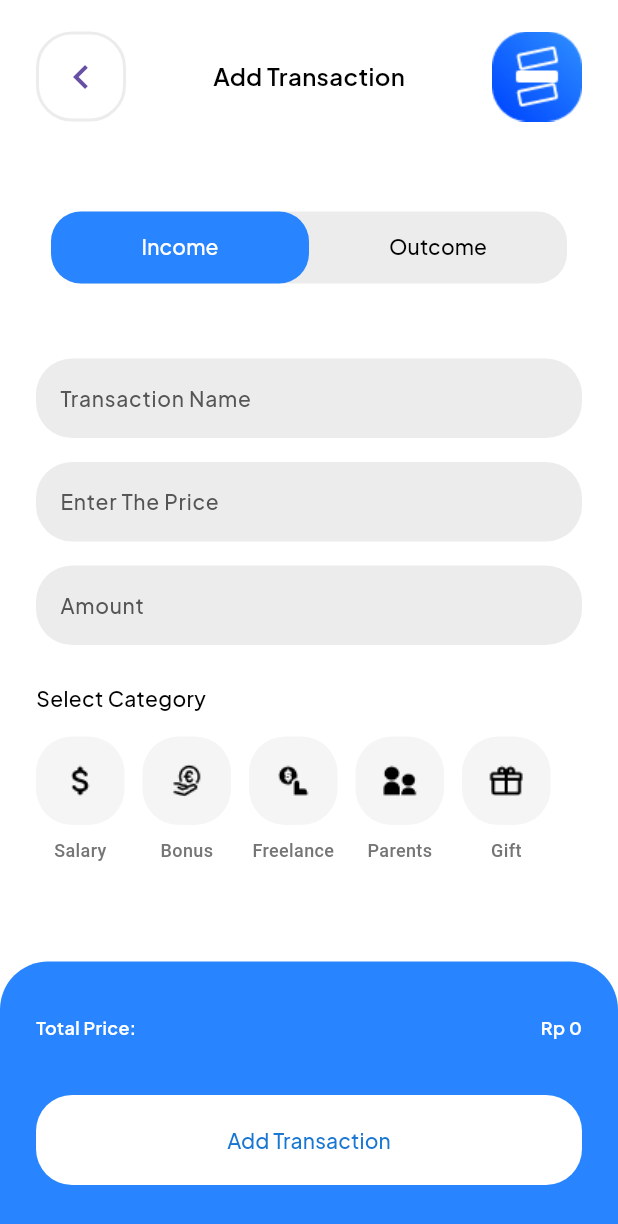
After one commit to seimbang-in/seimbangin-multiplatform-app, a Flutter app: the TransactionsPage screen opened by its route, on a phone screen of 412 x 824 dp. The commit adds this screen. Shown: the top 1224 px of the screen. Run offline on Flutter 3.47's test engine with Material 3 defaults, Android fonts, the phone set to English and light mode, and no system bars; our stand-ins replace bloc, camera, carousel_slider, fl_chart, flutter_svg, go_router and 2 more; project files that could hold a hidden picture were left out.

Commit message:
[TRANSACT] Completing UI for Income Transactions Page

```diff
--- a/lib/routes/name_route.dart
+++ b/lib/routes/name_route.dart
@@ -11,4 +11,5 @@ abstract class RouteNames {
   static const registerWelcome = 'registerWelcome';
   static const ocr = 'ocr';
   static const ocrPreview = 'ocr-preview';
+  static const transaction = 'transaction';
 }
--- a/lib/routes/routes.dart
+++ b/lib/routes/routes.dart
@@ -7,6 +7,7 @@ import 'package:seimbangin_app/ui/pages/ocr_preview_page.dart';
 import 'package:seimbangin_app/ui/pages/onboarding_page.dart';
 import 'package:seimbangin_app/ui/pages/register_page.dart';
 import 'package:seimbangin_app/ui/pages/splash_page.dart';
+import 'package:seimbangin_app/ui/pages/transactions_page.dart';
 
 part 'name_route.dart';
 
@@ -55,6 +56,11 @@ final routes = GoRouter(routes: [
               return OcrPreviewPage(path: path);
             },
           ),
+          GoRoute(
+            path: 'transaction',
+            name: RouteNames.transaction,
+            builder: (context, state) => const TransactionsPage(),
+          ),
         ],
       ),
     ],
--- a/lib/ui/pages/ocr_page.dart
+++ b/lib/ui/pages/ocr_page.dart
@@ -181,7 +181,7 @@ class _OcrPageState extends State<OcrPage> {
             left: 20,
             right: 20,
             child: Container(
-              padding: const EdgeInsets.symmetric(vertical: 20, horizontal: 24),
+              padding: const EdgeInsets.symmetric(vertical: 10, horizontal: 8),
               decoration: BoxDecoration(
                 color: textWhiteColor,
                 borderRadius: BorderRadius.circular(24),
@@ -198,7 +198,11 @@ class _OcrPageState extends State<OcrPage> {
                   const SizedBox(height: 12),
                   PrimaryFilledButton(
                     title: 'Add Manual',
-                    onPressed: () {},
+                    backgroundColor: backgroundGreyColor,
+                    textColor: textPrimaryColor,
+                    onPressed: () {
+                      routes.pushNamed(RouteNames.transaction);
+                    },
                   ),
                 ],
               ),
--- /dev/null
+++ b/lib/ui/pages/transactions_page.dart
@@ -0,0 +1,200 @@
+import 'package:flutter/material.dart';
+import 'package:seimbangin_app/routes/routes.dart';
+import 'package:seimbangin_app/shared/theme/theme.dart';
+import 'package:seimbangin_app/ui/sections/transactions_section.dart';
+import 'package:seimbangin_app/ui/widgets/bar_widget.dart';
+import 'package:seimbangin_app/ui/widgets/buttons_widget.dart';
+
+class TransactionsPage extends StatefulWidget {
+  const TransactionsPage({super.key});
+
+  @override
+  State<TransactionsPage> createState() => _TransactionsPageState();
+}
+
+class _TransactionsPageState extends State<TransactionsPage>
+    with TickerProviderStateMixin {
+  TextEditingController _transactNameController = TextEditingController();
+  TextEditingController _transactPriceController = TextEditingController();
+  TextEditingController _transactAmountController = TextEditingController();
+  final List<String> mainTabTitles = ["Income", "Outcome"];
+  late TabController _mainTabController;
+  int selectedMainTab = 0;
+
+  final List<Category> categories = [
+    Category(
+      id: '1',
+      title: 'Salary',
+      icon: 'assets/ic_salary.png',
+    ),
+    Category(
+      id: '2',
+      title: 'Bonus',
+      icon: 'assets/ic_bonus.png',
+    ),
+    Category(
+      id: '3',
+      title: 'Freelance',
+      icon: 'assets/ic_freelance.png',
+    ),
+    Category(
+      id: '4',
+      title: 'Parents',
+      icon: 'assets/ic_parents.png',
+    ),
+    Category(
+      id: '5',
+      title: 'Gift',
+      icon: 'assets/ic_gift.png',
+    ),
+  ];
+
+  @override
+  void initState() {
+    _mainTabController =
+        TabController(length: mainTabTitles.length, vsync: this);
+    _mainTabController.addListener(() {
+      if (!_mainTabController.indexIsChanging) {
+        setState(() {
+          selectedMainTab = _mainTabController.index;
+        });
+      }
+    });
+    super.initState();
+  }
+
+  @override
+  void dispose() {
+    _mainTabController.dispose();
+    super.dispose();
+  }
+
+  @override
+  Widget build(BuildContext context) {
+    return Scaffold(
+      backgroundColor: backgroundWhiteColor,
+      body: SafeArea(
+        child: Column(
+          children: [
+            Expanded(
+              child: ListView(
+                padding: const EdgeInsets.symmetric(horizontal: 24),
+                children: [
+                  const SizedBox(
+                    height: 21,
+                  ),
+                  Row(
+                    mainAxisAlignment: MainAxisAlignment.spaceBetween,
+                    children: [
+                      CustomRoundedButton(
+                        onPressed: () {
+                          routes.pop();
+                        },
+                        widget: Icon(
+                          Icons.chevron_left,
+                          size: 32,
+                        ),
+                        backgroundColor: backgroundWhiteColor,
+                      ),
+                      Text(
+                        'Add Transaction',
+                        style: blackTextStyle.copyWith(
+                          fontWeight: FontWeight.w600,
+                          fontSize: 16,
+                        ),
+                      ),
+                      Image.asset(
+                        'assets/ic_seimbangin-logo-logreg.png',
+                      ),
+                    ],
+                  ),
+                  const SizedBox(
+                    height: 40,
+                  ),
+                  AnalyticsTabBar(
+                    tabController: _mainTabController,
+                    tabTitles: mainTabTitles,
+                  ),
+                  const SizedBox(
+                    height: 30,
+                  ),
+                  if (selectedMainTab == 0) ...[
+                    AddTransactionIncomeSection(
+                      transactNameController: _transactNameController,
+                      transactPriceController: _transactPriceController,
+                      transactAmountController: _transactAmountController,
+                    ),
+                    const SizedBox(
+                      height: 25,
+                    ),
+                    CategorySelector(
+                      categories: categories,
+                      onCategorySelected: (selectedId) {
+                        print('Selected category ID: $selectedId');
+                        // Handle selected category
+                      },
+                    ),
+                    const SizedBox(
+                      height: 120,
+                    ),
+                  ]
+                ],
+              ),
+            ),
+            Container(
+              width: double.infinity,
+              decoration: BoxDecoration(
+                color: buttonColor,
+                borderRadius: BorderRadius.only(
+                  topLeft: Radius.circular(32),
+                  topRight: Radius.circular(32),
+                ),
+              ),
+              child: Padding(
+                padding: const EdgeInsets.symmetric(horizontal: 24),
+                child: Column(
+                  children: [
+                    const SizedBox(
+                      height: 36,
+                    ),
+                    Row(
+                      mainAxisAlignment: MainAxisAlignment.spaceBetween,
+                      children: [
+                        Text(
+                          'Total Price:',
+                          style: whiteTextStyle.copyWith(
+                            fontWeight: FontWeight.w600,
+                            fontSize: 12,
+                          ),
+                        ),
+                        Text(
+                          'Rp 0',
+                          style: whiteTextStyle.copyWith(
+                            fontWeight: FontWeight.w600,
+                            fontSize: 12,
+                          ),
+                        ),
+                      ],
+                    ),
+                    const SizedBox(
+                      height: 36,
+                    ),
+                    PrimaryFilledButton(
+                      title: 'Add Transaction',
+                      onPressed: () {},
+                      backgroundColor: textWhiteColor,
+                      textColor: primaryColor,
+                    ),
+                    const SizedBox(
+                      height: 34,
+                    ),
+                  ],
+                ),
+              ),
+            ),
+          ],
+        ),
+      ),
+    );
+  }
+}
--- /dev/null
+++ b/lib/ui/sections/transactions_section.dart
@@ -0,0 +1,203 @@
+import 'package:flutter/material.dart';
+import 'package:seimbangin_app/shared/theme/theme.dart';
+
+class AddTransactionIncomeSection extends StatelessWidget {
+  late TextEditingController transactNameController = TextEditingController();
+  late TextEditingController transactPriceController = TextEditingController();
+  late TextEditingController transactAmountController = TextEditingController();
+  AddTransactionIncomeSection({
+    super.key,
+    required this.transactNameController,
+    required this.transactPriceController,
+    required this.transactAmountController,
+  });
+
+  @override
+  Widget build(BuildContext context) {
+    return Column(
+      children: [
+        TextField(
+          controller: transactNameController,
+          decoration: InputDecoration(
+            filled: true,
+            fillColor: backgroundGreyColor,
+            hintText: 'Transaction Name',
+            hintStyle: greyTextStyle.copyWith(
+              fontSize: 14,
+              fontWeight: FontWeight.w500,
+            ),
+            enabledBorder: OutlineInputBorder(
+              borderRadius: BorderRadius.circular(24),
+              borderSide: BorderSide.none,
+            ),
+            focusedBorder: OutlineInputBorder(
+              borderRadius: BorderRadius.circular(24),
+              borderSide: BorderSide(
+                color: textBlueColor,
+              ),
+            ),
+          ),
+          style: blackTextStyle.copyWith(
+            fontSize: 14,
+            fontWeight: FontWeight.w500,
+          ),
+        ),
+        const SizedBox(
+          height: 16,
+        ),
+        TextField(
+          controller: transactPriceController,
+          decoration: InputDecoration(
+            filled: true,
+            fillColor: backgroundGreyColor,
+            hintText: 'Enter The Price',
+            hintStyle: greyTextStyle.copyWith(
+              fontSize: 14,
+              fontWeight: FontWeight.w500,
+            ),
+            enabledBorder: OutlineInputBorder(
+              borderRadius: BorderRadius.circular(24),
+              borderSide: BorderSide.none,
+            ),
+            focusedBorder: OutlineInputBorder(
+              borderRadius: BorderRadius.circular(24),
+              borderSide: BorderSide(
+                color: textBlueColor,
+              ),
+            ),
+          ),
+          keyboardType: TextInputType.number,
+          style: blackTextStyle.copyWith(
+            fontSize: 14,
+            fontWeight: FontWeight.w500,
+          ),
+        ),
+        const SizedBox(
+          height: 16,
+        ),
+        TextField(
+          controller: transactAmountController,
+          decoration: InputDecoration(
+            filled: true,
+            fillColor: backgroundGreyColor,
+            hintText: 'Amount',
+            hintStyle: greyTextStyle.copyWith(
+              fontSize: 14,
+              fontWeight: FontWeight.w500,
+            ),
+            enabledBorder: OutlineInputBorder(
+              borderRadius: BorderRadius.circular(24),
+              borderSide: BorderSide.none,
+            ),
+            focusedBorder: OutlineInputBorder(
+              borderRadius: BorderRadius.circular(24),
+              borderSide: BorderSide(
+                color: textBlueColor,
+              ),
+            ),
+          ),
+          keyboardType: TextInputType.number,
+          style: blackTextStyle.copyWith(
+            fontSize: 14,
+            fontWeight: FontWeight.w500,
+          ),
+        ),
+      ],
+    );
+  }
+}
+
+// Model untuk kategori
+class Category {
+  final String id;
+  final String title;
+  final String icon;
+
+  Category({
+    required this.id,
+    required this.title,
+    required this.icon,
+  });
+}
+
+// Category Selector Widget
+class CategorySelector extends StatefulWidget {
+  final List<Category> categories;
+  final Function(String)? onCategorySelected;
+
+  const CategorySelector({
+    super.key,
+    required this.categories,
+    this.onCategorySelected,
+  });
+
+  @override
+  State<CategorySelector> createState() => _CategorySelectorState();
+}
+
+class _CategorySelectorState extends State<CategorySelector> {
+  String? _selectedCategoryId;
+
+  void _handleCategoryTap(String categoryId) {
+    setState(() {
+      _selectedCategoryId = categoryId;
+    });
+    widget.onCategorySelected?.call(categoryId);
+  }
+
+  @override
+  Widget build(BuildContext context) {
+    return Column(
+      crossAxisAlignment: CrossAxisAlignment.start,
+      children: [
+        Text(
+          'Select Category',
+          style: blackTextStyle.copyWith(
+            fontWeight: FontWeight.w500,
+            fontSize: 14,
+          ),
+        ),
+        const SizedBox(height: 16),
+        Wrap(
+          spacing: 12,
+          runSpacing: 12,
+          children: widget.categories.map((category) {
+            final isSelected = _selectedCategoryId == category.id;
+
+            return GestureDetector(
+              onTap: () => _handleCategoryTap(category.id),
+              child: Column(
+                children: [
+                  AnimatedContainer(
+                    duration: const Duration(milliseconds: 200),
+                    padding: const EdgeInsets.all(12),
+                    decoration: BoxDecoration(
+                      color: isSelected ? Colors.blue[50] : Colors.grey[100],
+                      borderRadius: BorderRadius.circular(24),
+                      border: Border.all(
+                        color: isSelected ? buttonColor : Colors.transparent,
+                        width: 1.5,
+                      ),
+                    ),
+                    child: Image.asset(category.icon),
+                  ),
+                  const SizedBox(
+                    height: 8,
+                  ),
+                  Text(
+                    category.title,
+                    style: TextStyle(
+                      fontSize: 12,
+                      fontWeight: FontWeight.w500,
+                      color: isSelected ? Colors.blue : Colors.grey[600],
+                    ),
+                  ),
+                ],
+              ),
+            );
+          }).toList(),
+        ),
+      ],
+    );
+  }
+}
--- a/lib/ui/widgets/buttons_widget.dart
+++ b/lib/ui/widgets/buttons_widget.dart
@@ -5,16 +5,18 @@ class PrimaryFilledButton extends StatelessWidget {
   final String title;
   final double width;
   final double height;
-  final bool isEnable;
   final VoidCallback? onPressed;
+  final Color? backgroundColor;
+  final Color? textColor;
 
   const PrimaryFilledButton({
     super.key,
     required this.title,
     this.width = double.infinity,
     this.height = 60,
-    this.isEnable = true,
     this.onPressed,
+    this.backgroundColor,
+    this.textColor,
   });
 
   @override
@@ -22,38 +24,20 @@ class PrimaryFilledButton extends StatelessWidget {
     return SizedBox(
       width: width,
       height: height,
-      child: (isEnable == true)
-          ? TextButton(
+      child: TextButton(
         onPressed: onPressed,
         style: TextButton.styleFrom(
-                backgroundColor: buttonColor,
+          backgroundColor: backgroundColor ?? buttonColor, // Default color
           shape: RoundedRectangleBorder(
             borderRadius: BorderRadius.circular(24),
           ),
         ),
-              child: Text(
-                title,
+        child: Text(title,
             style: whiteTextStyle.copyWith(
+              color: textColor ?? textWhiteColor,
               fontSize: 14,
               fontWeight: FontWeight.w500,
-                ),
-              ),
-            )
-          : TextButton(
-              onPressed: null,
-              style: TextButton.styleFrom(
-                backgroundColor: backgroundGreyColor,
-                shape: RoundedRectangleBorder(
-                  borderRadius: BorderRadius.circular(24),
-                ),
-              ),
-              child: Text(
-                title,
-                style: whiteTextStyle.copyWith(
-                  fontSize: 14,
-                  fontWeight: FontWeight.w500,
-                ),
-              ),
+            )),
       ),
     );
   }
@@ -115,10 +99,7 @@ class CustomRoundedButton extends StatelessWidget {
 }
 
 class ScanButton extends StatelessWidget {
-
-  const ScanButton({
-    super.key
-  });
+  const ScanButton({super.key});
 
   @override
   Widget build(BuildContext context) {
```
Also changed, not shown: assets/ic_bonus.png (added), assets/ic_freelance.png (added), assets/ic_gift.png (added), assets/ic_parents.png (added), assets/ic_salary.png (added), 4 other files. Lines whose indentation alone changed are shown as unchanged.
